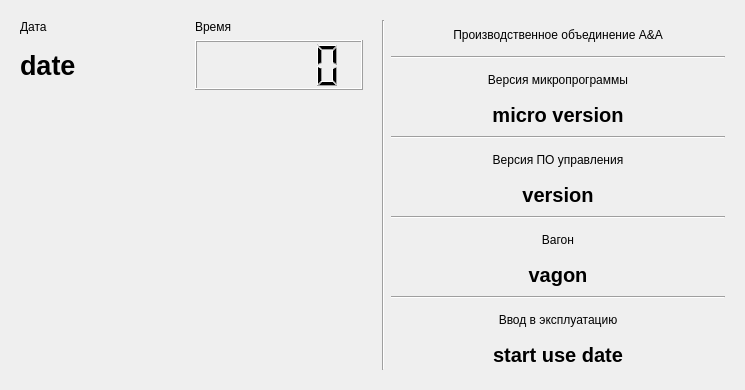
Before: the Qt Designer form ClimateControlSystem/Frames/CarInformationFrame.ui in Aleksey710/climatecontrolsystem, drawn with Qt 5.
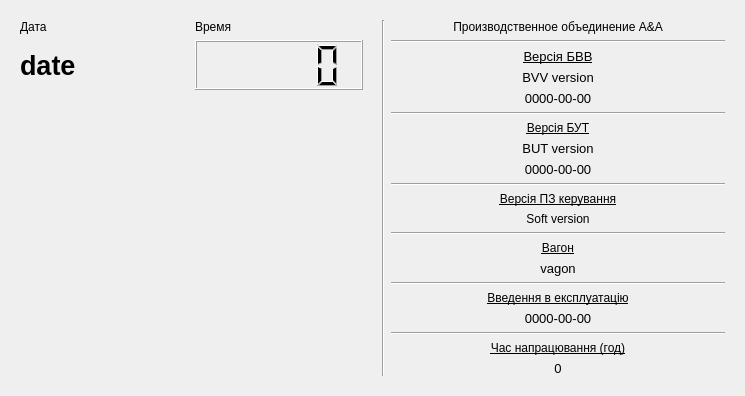
After: the same form once the commit is applied.

Patch:
```diff
--- a/ClimateControlSystem/Frames/CarInformationFrame.ui
+++ b/ClimateControlSystem/Frames/CarInformationFrame.ui
@@ -85,59 +85,156 @@
        <layout class="QGridLayout" name="gridLayout_5">
         <item row="0" column="1">
          <layout class="QGridLayout" name="gridLayout_4">
-          <item row="1" column="0">
-           <widget class="Line" name="line_2">
+          <item row="20" column="0">
+           <widget class="QLabel" name="lbWorkTime">
+            <property name="font">
+             <font>
+              <pointsize>10</pointsize>
+              <weight>50</weight>
+              <bold>false</bold>
+             </font>
+            </property>
+            <property name="layoutDirection">
+             <enum>Qt::LeftToRight</enum>
+            </property>
+            <property name="text">
+             <string>0</string>
+            </property>
+            <property name="alignment">
+             <set>Qt::AlignCenter</set>
+            </property>
+           </widget>
+          </item>
+          <item row="9" column="0">
+           <widget class="Line" name="line_3">
             <property name="orientation">
              <enum>Qt::Horizontal</enum>
             </property>
            </widget>
           </item>
-          <item row="0" column="0">
-           <widget class="QLabel" name="lbCompany">
-            <property name="layoutDirection">
-             <enum>Qt::LeftToRight</enum>
-            </property>
-            <property name="text">
-             <string>Производственное объединение A&amp;A</string>
-            </property>
-            <property name="alignment">
-             <set>Qt::AlignCenter</set>
-            </property>
-           </widget>
-          </item>
-          <item row="5" column="0">
-           <widget class="QLabel" name="label_6">
-            <property name="layoutDirection">
-             <enum>Qt::LeftToRight</enum>
-            </property>
-            <property name="text">
-             <string>Версия ПО управления</string>
-            </property>
-            <property name="alignment">
-             <set>Qt::AlignCenter</set>
-            </property>
-           </widget>
-          </item>
-          <item row="8" column="0">
-           <widget class="QLabel" name="label_7">
-            <property name="layoutDirection">
-             <enum>Qt::LeftToRight</enum>
-            </property>
-            <property name="text">
-             <string>Вагон</string>
-            </property>
-            <property name="alignment">
-             <set>Qt::AlignCenter</set>
-            </property>
-           </widget>
-          </item>
-          <item row="11" column="0">
+          <item row="16" column="0">
            <widget class="QLabel" name="label_9">
+            <property name="font">
+             <font>
+              <underline>true</underline>
+             </font>
+            </property>
             <property name="layoutDirection">
              <enum>Qt::LeftToRight</enum>
             </property>
             <property name="text">
-             <string>Ввод в эксплуатацию</string>
+             <string>Введення в експлуатацiю</string>
+            </property>
+            <property name="alignment">
+             <set>Qt::AlignCenter</set>
+            </property>
+           </widget>
+          </item>
+          <item row="7" column="0">
+           <widget class="QLabel" name="lbButVersion">
+            <property name="font">
+             <font>
+              <pointsize>10</pointsize>
+              <weight>50</weight>
+              <bold>false</bold>
+             </font>
+            </property>
+            <property name="layoutDirection">
+             <enum>Qt::LeftToRight</enum>
+            </property>
+            <property name="text">
+             <string>BUT version</string>
+            </property>
+            <property name="alignment">
+             <set>Qt::AlignCenter</set>
+            </property>
+           </widget>
+          </item>
+          <item row="17" column="0">
+           <widget class="QLabel" name="lbStartUseDate">
+            <property name="font">
+             <font>
+              <pointsize>10</pointsize>
+              <weight>50</weight>
+              <bold>false</bold>
+             </font>
+            </property>
+            <property name="layoutDirection">
+             <enum>Qt::LeftToRight</enum>
+            </property>
+            <property name="text">
+             <string>0000-00-00</string>
+            </property>
+            <property name="alignment">
+             <set>Qt::AlignCenter</set>
+            </property>
+           </widget>
+          </item>
+          <item row="19" column="0">
+           <widget class="QLabel" name="label_10">
+            <property name="font">
+             <font>
+              <underline>true</underline>
+             </font>
+            </property>
+            <property name="layoutDirection">
+             <enum>Qt::LeftToRight</enum>
+            </property>
+            <property name="text">
+             <string>Час напрацювання (год)</string>
+            </property>
+            <property name="alignment">
+             <set>Qt::AlignCenter</set>
+            </property>
+           </widget>
+          </item>
+          <item row="11" column="0">
+           <widget class="QLabel" name="lbSoftVersion">
+            <property name="layoutDirection">
+             <enum>Qt::LeftToRight</enum>
+            </property>
+            <property name="text">
+             <string>Soft version</string>
+            </property>
+            <property name="alignment">
+             <set>Qt::AlignCenter</set>
+            </property>
+           </widget>
+          </item>
+          <item row="8" column="0">
+           <widget class="QLabel" name="lbButDateVersion">
+            <property name="font">
+             <font>
+              <pointsize>10</pointsize>
+              <weight>50</weight>
+              <bold>false</bold>
+             </font>
+            </property>
+            <property name="layoutDirection">
+             <enum>Qt::LeftToRight</enum>
+            </property>
+            <property name="text">
+             <string>0000-00-00</string>
+            </property>
+            <property name="alignment">
+             <set>Qt::AlignCenter</set>
+            </property>
+           </widget>
+          </item>
+          <item row="4" column="0">
+           <widget class="QLabel" name="lbBvvDateVersion">
+            <property name="font">
+             <font>
+              <pointsize>10</pointsize>
+              <weight>50</weight>
+              <bold>false</bold>
+             </font>
+            </property>
+            <property name="layoutDirection">
+             <enum>Qt::LeftToRight</enum>
+            </property>
+            <property name="text">
+             <string>0000-00-00</string>
             </property>
             <property name="alignment">
              <set>Qt::AlignCenter</set>
@@ -145,32 +242,30 @@
            </widget>
           </item>
           <item row="6" column="0">
-           <widget class="QLabel" name="lbPoVersion">
+           <widget class="QLabel" name="label_6">
             <property name="font">
              <font>
-              <pointsize>15</pointsize>
-              <weight>75</weight>
-              <bold>true</bold>
+              <underline>true</underline>
              </font>
             </property>
             <property name="layoutDirection">
              <enum>Qt::LeftToRight</enum>
             </property>
             <property name="text">
-             <string>version</string>
+             <string>Версiя БУТ</string>
             </property>
             <property name="alignment">
              <set>Qt::AlignCenter</set>
             </property>
            </widget>
           </item>
-          <item row="9" column="0">
+          <item row="14" column="0">
            <widget class="QLabel" name="lbVagon">
             <property name="font">
              <font>
-              <pointsize>15</pointsize>
-              <weight>75</weight>
-              <bold>true</bold>
+              <pointsize>10</pointsize>
+              <weight>50</weight>
+              <bold>false</bold>
              </font>
             </property>
             <property name="layoutDirection">
@@ -184,13 +279,37 @@
             </property>
            </widget>
           </item>
+          <item row="15" column="0">
+           <widget class="Line" name="line_4">
+            <property name="orientation">
+             <enum>Qt::Horizontal</enum>
+            </property>
+           </widget>
+          </item>
+          <item row="5" column="0">
+           <widget class="Line" name="line">
+            <property name="orientation">
+             <enum>Qt::Horizontal</enum>
+            </property>
+           </widget>
+          </item>
           <item row="2" column="0">
            <widget class="QLabel" name="label_4">
+            <property name="font">
+             <font>
+              <pointsize>10</pointsize>
+              <weight>50</weight>
+              <italic>false</italic>
+              <bold>false</bold>
+              <underline>true</underline>
+              <kerning>true</kerning>
+             </font>
+            </property>
             <property name="layoutDirection">
              <enum>Qt::LeftToRight</enum>
             </property>
             <property name="text">
-             <string>Версия микропрограммы</string>
+             <string>Версiя БВВ</string>
             </property>
             <property name="alignment">
              <set>Qt::AlignCenter</set>
@@ -201,50 +320,34 @@
            <widget class="QLabel" name="lbMicroProgVersion">
             <property name="font">
              <font>
-              <pointsize>15</pointsize>
-              <weight>75</weight>
-              <bold>true</bold>
+              <pointsize>10</pointsize>
+              <weight>50</weight>
+              <bold>false</bold>
              </font>
             </property>
             <property name="layoutDirection">
              <enum>Qt::LeftToRight</enum>
             </property>
             <property name="text">
-             <string>micro version</string>
+             <string>BVV version</string>
             </property>
             <property name="alignment">
              <set>Qt::AlignCenter</set>
             </property>
            </widget>
           </item>
-          <item row="7" column="0">
-           <widget class="Line" name="line_3">
-            <property name="orientation">
-             <enum>Qt::Horizontal</enum>
-            </property>
-           </widget>
-          </item>
-          <item row="4" column="0">
-           <widget class="Line" name="line">
-            <property name="orientation">
-             <enum>Qt::Horizontal</enum>
-            </property>
-           </widget>
-          </item>
-          <item row="12" column="0">
-           <widget class="QLabel" name="lbStartUseDate">
+          <item row="13" column="0">
+           <widget class="QLabel" name="label_7">
             <property name="font">
              <font>
-              <pointsize>15</pointsize>
-              <weight>75</weight>
-              <bold>true</bold>
+              <underline>true</underline>
              </font>
             </property>
             <property name="layoutDirection">
              <enum>Qt::LeftToRight</enum>
             </property>
             <property name="text">
-             <string>start use date</string>
+             <string>Вагон</string>
             </property>
             <property name="alignment">
              <set>Qt::AlignCenter</set>
@@ -252,7 +355,52 @@
            </widget>
           </item>
           <item row="10" column="0">
-           <widget class="Line" name="line_4">
+           <widget class="QLabel" name="label_8">
+            <property name="font">
+             <font>
+              <underline>true</underline>
+             </font>
+            </property>
+            <property name="layoutDirection">
+             <enum>Qt::LeftToRight</enum>
+            </property>
+            <property name="text">
+             <string>Версiя ПЗ керування</string>
+            </property>
+            <property name="alignment">
+             <set>Qt::AlignCenter</set>
+            </property>
+           </widget>
+          </item>
+          <item row="12" column="0">
+           <widget class="Line" name="line_6">
+            <property name="orientation">
+             <enum>Qt::Horizontal</enum>
+            </property>
+           </widget>
+          </item>
+          <item row="0" column="0">
+           <widget class="QLabel" name="lbCompany">
+            <property name="layoutDirection">
+             <enum>Qt::LeftToRight</enum>
+            </property>
+            <property name="text">
+             <string>Производственное объединение A&amp;A</string>
+            </property>
+            <property name="alignment">
+             <set>Qt::AlignCenter</set>
+            </property>
+           </widget>
+          </item>
+          <item row="1" column="0">
+           <widget class="Line" name="line_2">
+            <property name="orientation">
+             <enum>Qt::Horizontal</enum>
+            </property>
+           </widget>
+          </item>
+          <item row="18" column="0">
+           <widget class="Line" name="line_12">
             <property name="orientation">
              <enum>Qt::Horizontal</enum>
             </property>
```
Left out of the diff: 2 changed lines with no effect on the pictures.
